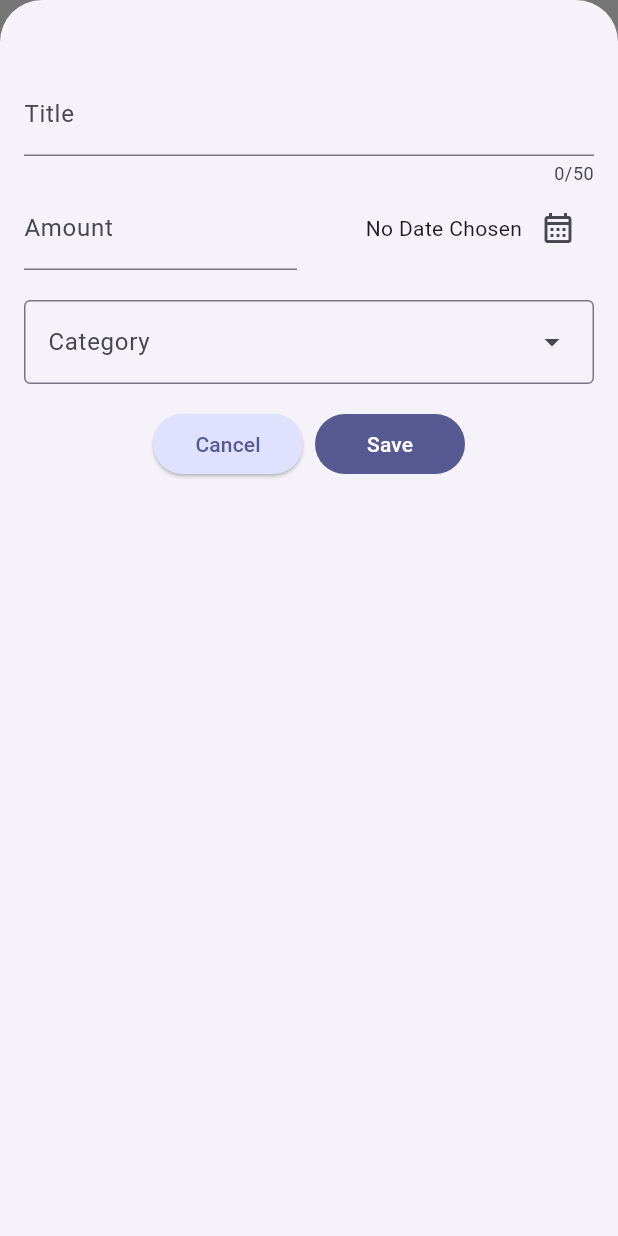
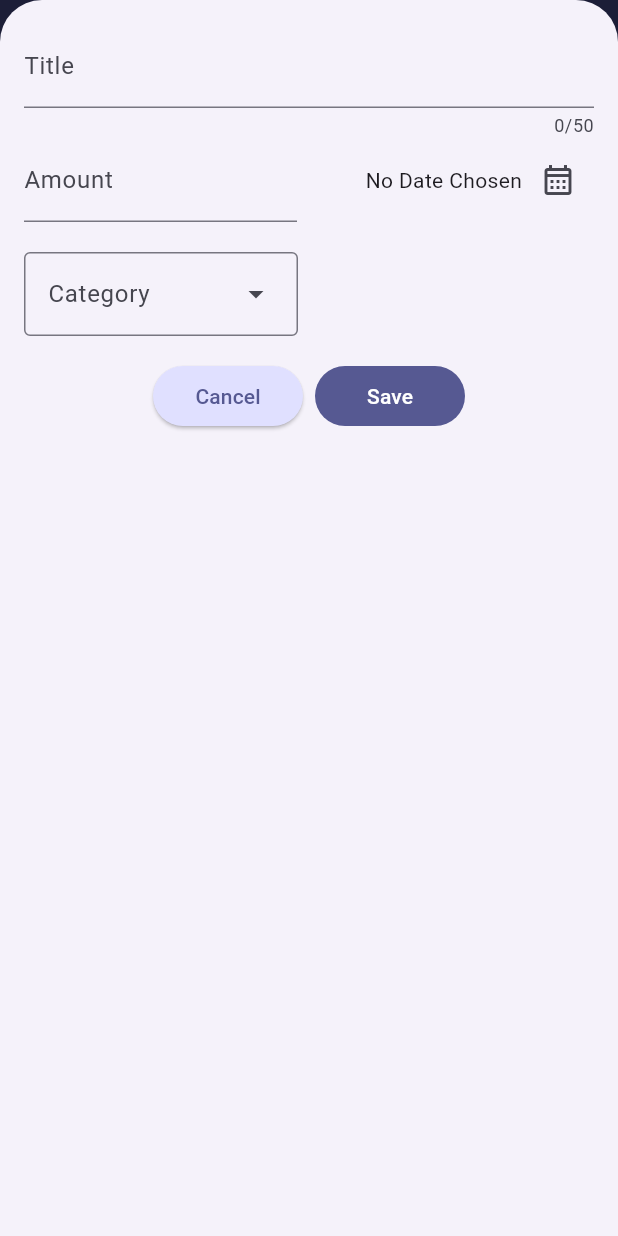
Before and after one commit to ramyadnan/Expense-Tracker, a Flutter app: the screen it shows after launch, after a tap on the "add" icon, on a phone screen of 412 x 824 dp. Run offline on Flutter 3.47's test engine with Material 3 defaults, Android fonts, the phone set to English and light mode, and no system bars; our stand-ins replace google_fonts.

Commit message:
complete part 2

```diff
--- a/lib/main.dart
+++ b/lib/main.dart
@@ -41,10 +41,10 @@ void main() {
       theme: ThemeData().copyWith(
         colorScheme: kColorScheme,
         appBarTheme: const AppBarTheme().copyWith(
-            backgroundColor: kColorScheme.onPrimary,
-            foregroundColor: kColorScheme.primary,
+          backgroundColor: kColorScheme.onPrimaryContainer,
+          foregroundColor: kColorScheme.primaryContainer,
         ),
-          scaffoldBackgroundColor: kColorScheme.onPrimary,
+        scaffoldBackgroundColor: kColorScheme.primaryContainer,
         cardTheme: const CardTheme().copyWith(
           color: kColorScheme.secondaryContainer,
           margin: const EdgeInsets.symmetric(
--- a/lib/widgets/chart/chart_pie.dart
+++ b/lib/widgets/chart/chart_pie.dart
@@ -22,10 +22,8 @@ class ChartPie extends StatelessWidget {
 
   @override
   Widget build(BuildContext context) {
-    final height = MediaQuery.of(context).size.height;
     return Expanded(
       child: SizedBox(
-        height: height * 0.3,
         child: Padding(
           padding: const EdgeInsets.fromLTRB(20, 10, 20, 10),
           child: Column(
--- a/lib/widgets/chart/pie_chart_view.dart
+++ b/lib/widgets/chart/pie_chart_view.dart
@@ -44,11 +44,11 @@ class PieChartView extends StatelessWidget {
                 child: SizedBox(
                   width: constraint.maxWidth * 0.6,
                   child: CustomPaint(
-                    child: Center(),
                     foregroundPainter: PieChart(
                       width: constraint.maxWidth * 0.5,
                       buckets: buckets,
                     ),
+                    child: const Center(),
                   ),
                 ),
               ),
--- a/lib/widgets/expenses.dart
+++ b/lib/widgets/expenses.dart
@@ -38,6 +38,7 @@ class _ExpensesState extends State<Expenses>{
 
   void _openAddExpenseOverlay(){
     showModalBottomSheet(
+      useSafeArea: true,
       isScrollControlled: true,
       context: context,
       builder: (ctx) => NewExpense(onAddExpense: _addExpense)
@@ -74,6 +75,9 @@ class _ExpensesState extends State<Expenses>{
 
   @override
   Widget build(BuildContext context) {
+    final width = MediaQuery.of(context).size.width;
+    final height = MediaQuery.of(context).size.height;
+
     Widget mainContent = const Center(child: Text('No expenses yet. Add some!'));
     if (_registeredExpenses.isNotEmpty) {
       mainContent =
@@ -98,9 +102,20 @@ class _ExpensesState extends State<Expenses>{
           ),
         ],
       ),
-      body: Column(
+      body: width < 600 ? Column(
         children: [
-          ChartPie(expenses: _registeredExpenses),
+          SizedBox(
+            height: height * 0.35,
+            child: ChartPie(expenses: _registeredExpenses),
+          ),
+          Expanded(child: mainContent),
+        ],
+      ) : Row(
+        children: [
+          SizedBox(
+            width: width * 0.45,
+            child: ChartPie(expenses: _registeredExpenses,
+          ),),
           Expanded(child: mainContent),
         ],
       ),
--- a/lib/widgets/new_expense.dart
+++ b/lib/widgets/new_expense.dart
@@ -1,6 +1,7 @@
+import 'package:flutter/cupertino.dart';
 import 'package:flutter/material.dart';
-import 'package:flutter/services.dart';
 import 'package:expense_tracker/models/expense.dart';
+import 'dart:io';
 
 class NewExpense extends StatefulWidget {
   const NewExpense({super.key, required this.onAddExpense});
@@ -33,16 +34,32 @@ class _NewExpenseState extends State<NewExpense> {
     });
   }
 
-  void _submitExpenseData() {
-    final enteredAmount = double.tryParse(_amountController.text);
-    final amountIsInvalid = enteredAmount == null || enteredAmount <= 0;
-
-    if (_titleController.text.trim().isEmpty || amountIsInvalid || _selectedDate == null || _selectedCategory == null) {
+  void _showDialog() {
+    if (Platform.isIOS) {
+      showCupertinoDialog(
+          context: context,
+          builder: (ctx) =>
+            CupertinoAlertDialog(
+              title: const Text('Invalid Input'),
+              content: const Text(
+                  'Please enter a valid title, amount, date, and category'),
+              actions: [
+                TextButton(
+                  onPressed: () {
+                    Navigator.pop(ctx);
+                  },
+                  child: const Text('Okay'),
+                ),
+              ],
+            )
+          );
+    } else {
       showDialog(
         context: context,
         builder: (ctx) => AlertDialog(
           title: const Text('Invalid Input'),
-          content: const Text('Please enter a valid title, amount, date, and category'),
+          content: const Text(
+              'Please enter a valid title, amount, date, and category'),
           actions: [
             TextButton(
               onPressed: () {
@@ -53,6 +70,18 @@ class _NewExpenseState extends State<NewExpense> {
           ],
         ),
       );
+    }
+  }
+
+  void _submitExpenseData() {
+    final enteredAmount = double.tryParse(_amountController.text);
+    final amountIsInvalid = enteredAmount == null || enteredAmount <= 0;
+
+    if (_titleController.text.trim().isEmpty ||
+        amountIsInvalid ||
+        _selectedDate == null ||
+        _selectedCategory == null) {
+      _showDialog();
       return;
     }
 
@@ -76,70 +105,77 @@ class _NewExpenseState extends State<NewExpense> {
 
   @override
   Widget build(BuildContext context) {
-    return Padding(
-      padding: const EdgeInsets.fromLTRB(16, 48, 16, 16),
+    final keyboardSpace = MediaQuery.of(context).viewInsets.bottom;
+
+    return LayoutBuilder(builder: (ctx, constraints) {
+      final width = constraints.maxWidth;
+
+      return SizedBox(
+        height: double.infinity,
+        child: SingleChildScrollView(
+          child: Padding(
+            padding: EdgeInsets.fromLTRB(16, 16, 16, keyboardSpace + 16),
             child: Column(
               children: [
-          TextField(
-            controller: _titleController,
-            maxLength: 50,
-            decoration: const InputDecoration(
-              labelText: 'Title',
+                if (width >= 600)
+                  Row(
+                    crossAxisAlignment: CrossAxisAlignment.start,
+                    children: [
+                      Expanded(
+                        child: TitleInputField(controller: _titleController),
                       ),
+                      const SizedBox(width: 16),
+                      Expanded(
+                        child: AmountInputField(controller: _amountController),
                       ),
+                    ],
+                  )
+                else
+                  TitleInputField(controller: _titleController),
+                if (width >= 600)
                   Row(
                     children: [
                       Expanded(
-                child: TextField(
-                  controller: _amountController,
-                  decoration: const InputDecoration(
-                    prefixText: '£ ',
-                    labelText: 'Amount',
+                        child: CategoryDropdown(
+                          selectedCategory: _selectedCategory,
+                          onSelected: (value) {
+                            setState(() {
+                              _selectedCategory = value;
+                            });
+                          },
                         ),
-                  keyboardType: const TextInputType.numberWithOptions(decimal: true),
-                  inputFormatters: [
-                    FilteringTextInputFormatter.allow(RegExp(r'^\d+\.?\d{0,2}')),
+                      ),
+                      Expanded(
+                        child: DatePickerField(
+                          selectedDate: _selectedDate,
+                          onDatePicked: _presentDatePicker,
+                        ),
+                      ),
                     ],
-                ),
+                  )
+                else
+                  Row(
+                    children: [
+                      Expanded(
+                        child: AmountInputField(controller: _amountController),
                       ),
                       const SizedBox(width: 16),
                       Expanded(
-                child: Row(
-                  mainAxisAlignment: MainAxisAlignment.end,
-                  crossAxisAlignment: CrossAxisAlignment.center,
-                  children: [
-                    Text(
-                      _selectedDate == null
-                          ? 'No Date Chosen'
-                          : formatter.format(_selectedDate!),
-                    ),
-                    IconButton(
-                      onPressed: _presentDatePicker,
-                      icon: const Icon(Icons.calendar_month_outlined),
-                    )
-                  ],
+                        child: DatePickerField(
+                          selectedDate: _selectedDate,
+                          onDatePicked: _presentDatePicker,
                         ),
                       ),
                     ],
                   ),
                 const SizedBox(height: 20),
+                if (width < 600)
                   Row(
                     mainAxisAlignment: MainAxisAlignment.start,
-            children: <Widget>[
-              DropdownMenu<Category>(
-                width: MediaQuery.sizeOf(context).width - 32,
-                initialSelection: _selectedCategory,
-                dropdownMenuEntries: Category.values.map((category) {
-                  return DropdownMenuEntry<Category>(
-                    value: category,
-                    label:
-                      '${category.name[0].toUpperCase()}${category.name.substring(1).toLowerCase()}',
-
-                    leadingIcon: Icon(categoryIcons[category]),
-                  );
-                }).toList(),
-                label: const Text('Category'),
-                onSelected: (Category? value) {
+                    children: [
+                      CategoryDropdown(
+                        selectedCategory: _selectedCategory,
+                        onSelected: (value) {
                           setState(() {
                             _selectedCategory = value;
                           });
@@ -172,6 +208,102 @@ class _NewExpenseState extends State<NewExpense> {
                 ),
               ],
             ),
+          ),
+        ),
+      );
+    });
+  }
+}
+
+class TitleInputField extends StatelessWidget {
+  final TextEditingController controller;
+
+  const TitleInputField({super.key, required this.controller});
+
+  @override
+  Widget build(BuildContext context) {
+    return TextField(
+      controller: controller,
+      maxLength: 50,
+      decoration: const InputDecoration(
+        labelText: 'Title',
+      ),
     );
   }
 }
+
+class AmountInputField extends StatelessWidget {
+  final TextEditingController controller;
+
+  const AmountInputField({super.key, required this.controller});
+
+  @override
+  Widget build(BuildContext context) {
+    return TextField(
+      controller: controller,
+      decoration: const InputDecoration(
+        prefixText: '£ ',
+        labelText: 'Amount',
+      ),
+      keyboardType: TextInputType.number,
+    );
+  }
+}
+
+class CategoryDropdown extends StatelessWidget {
+  final Category? selectedCategory;
+  final ValueChanged<Category?> onSelected;
+
+  const CategoryDropdown({
+    Key? key,
+    required this.selectedCategory,
+    required this.onSelected,
+  }) : super(key: key);
+
+  @override
+  Widget build(BuildContext context) {
+    return DropdownMenu<Category>(
+      initialSelection: selectedCategory,
+      dropdownMenuEntries: Category.values.map((category) {
+        return DropdownMenuEntry<Category>(
+          value: category,
+          label:
+              '${category.name[0].toUpperCase()}${category.name.substring(1).toLowerCase()}',
+          leadingIcon: Icon(categoryIcons[category]),
+        );
+      }).toList(),
+      label: const Text('Category'),
+      onSelected: onSelected,
+    );
+  }
+}
+
+class DatePickerField extends StatelessWidget {
+  final DateTime? selectedDate;
+  final VoidCallback onDatePicked;
+
+  const DatePickerField({
+    Key? key,
+    required this.selectedDate,
+    required this.onDatePicked,
+  }) : super(key: key);
+
+  @override
+  Widget build(BuildContext context) {
+    return Row(
+      mainAxisAlignment: MainAxisAlignment.end,
+      crossAxisAlignment: CrossAxisAlignment.center,
+      children: [
+        Text(
+          selectedDate == null
+              ? 'No Date Chosen'
+              : formatter.format(selectedDate!),
+        ),
+        IconButton(
+          onPressed: onDatePicked,
+          icon: const Icon(Icons.calendar_month_outlined),
+        ),
+      ],
+    );
+  }
+}
```
Lines whose indentation alone changed are shown as unchanged.
